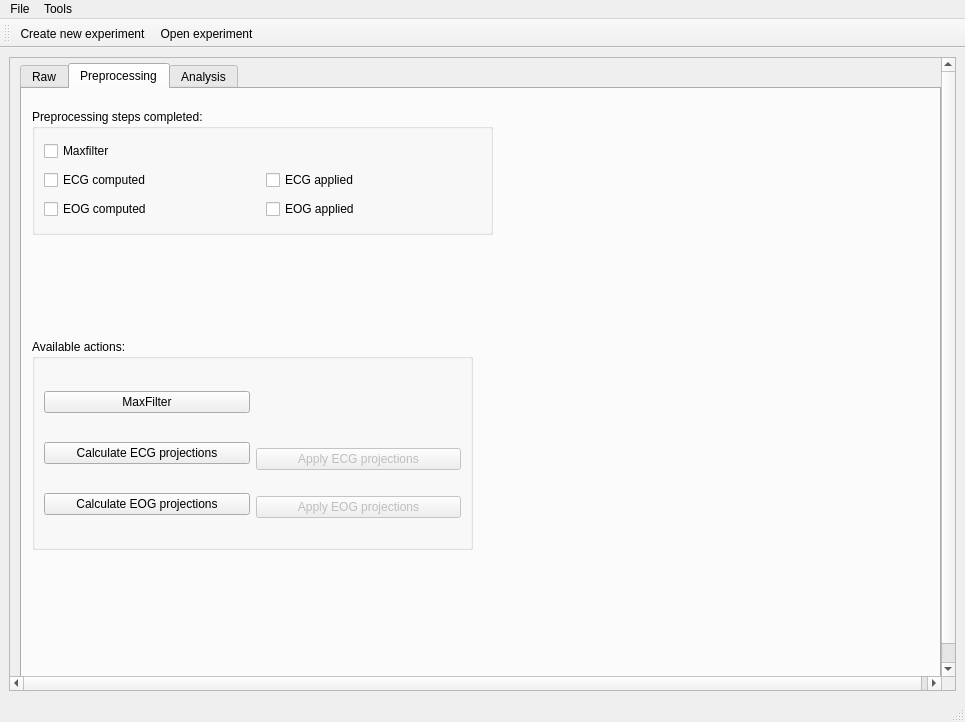
Old version of the form hoksotin/ui/qt4Designer/UIehdotus11.ui in the repository cibr-jyu/meggie.
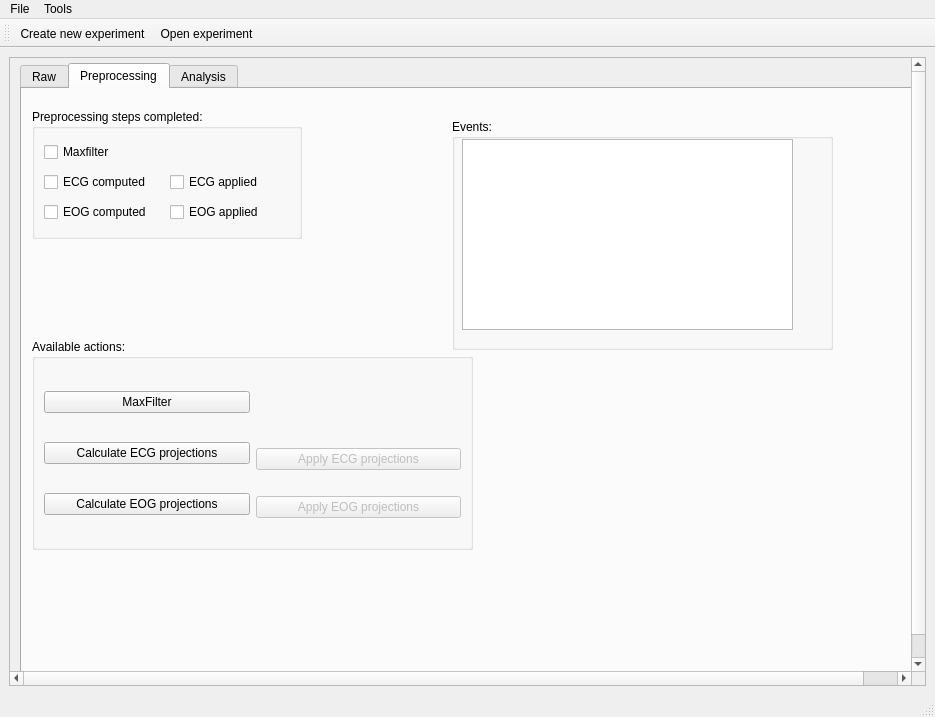
New version of the form. The open tabs and pages were chosen to show the change.

The edit to the form file:
```diff
--- a/hoksotin/ui/qt4Designer/UIehdotus11.ui
+++ b/hoksotin/ui/qt4Designer/UIehdotus11.ui
@@ -6,8 +6,8 @@
    <rect>
     <x>0</x>
     <y>0</y>
-    <width>965</width>
-    <height>722</height>
+    <width>935</width>
+    <height>717</height>
    </rect>
   </property>
   <property name="sizePolicy">
@@ -447,8 +447,8 @@
               <rect>
                <x>10</x>
                <y>20</y>
-               <width>461</width>
-               <height>126</height>
+               <width>270</width>
+               <height>130</height>
               </rect>
              </property>
              <property name="sizePolicy">
@@ -667,6 +667,29 @@
               </item>
              </layout>
             </widget>
+            <widget class="QGroupBox" name="groupBox_2">
+             <property name="geometry">
+              <rect>
+               <x>430</x>
+               <y>30</y>
+               <width>381</width>
+               <height>231</height>
+              </rect>
+             </property>
+             <property name="title">
+              <string>Events:</string>
+             </property>
+             <widget class="QListWidget" name="listWidgetEventsPre">
+              <property name="geometry">
+               <rect>
+                <x>10</x>
+                <y>20</y>
+                <width>331</width>
+                <height>191</height>
+               </rect>
+              </property>
+             </widget>
+            </widget>
            </widget>
            <widget class="QWidget" name="tabAnalysis">
             <attribute name="title">
@@ -817,7 +840,7 @@
     <rect>
      <x>0</x>
      <y>0</y>
-     <width>965</width>
+     <width>935</width>
      <height>29</height>
     </rect>
    </property>
```
Left out of the diff: 2 changed lines with no effect on the pictures.
